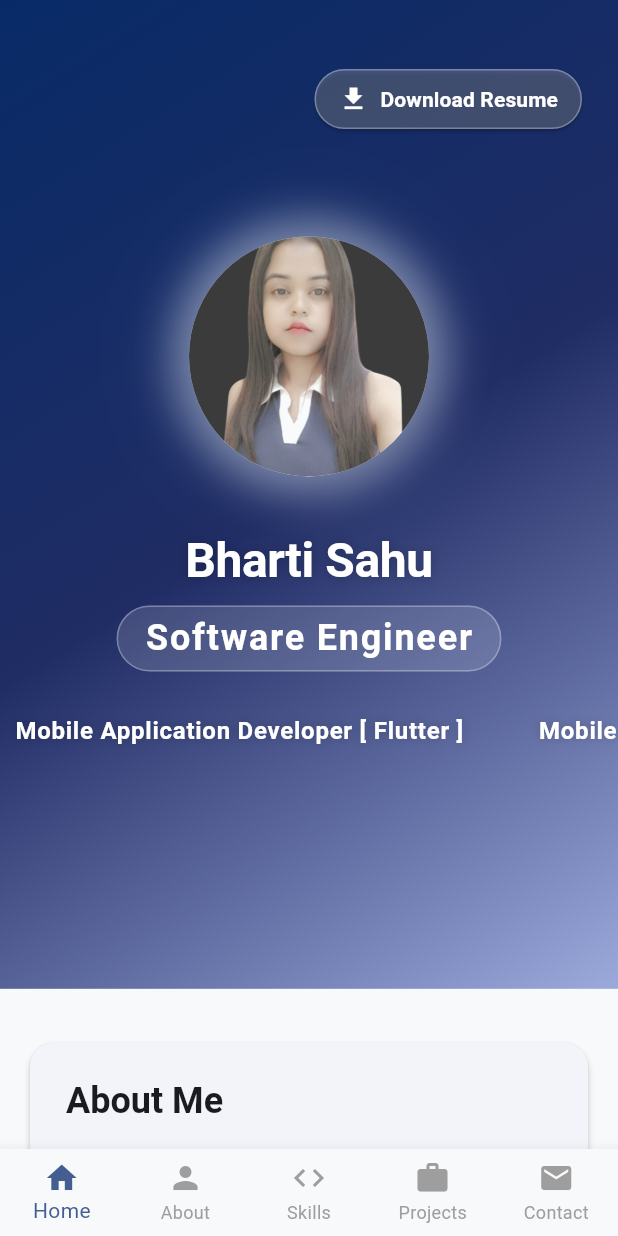
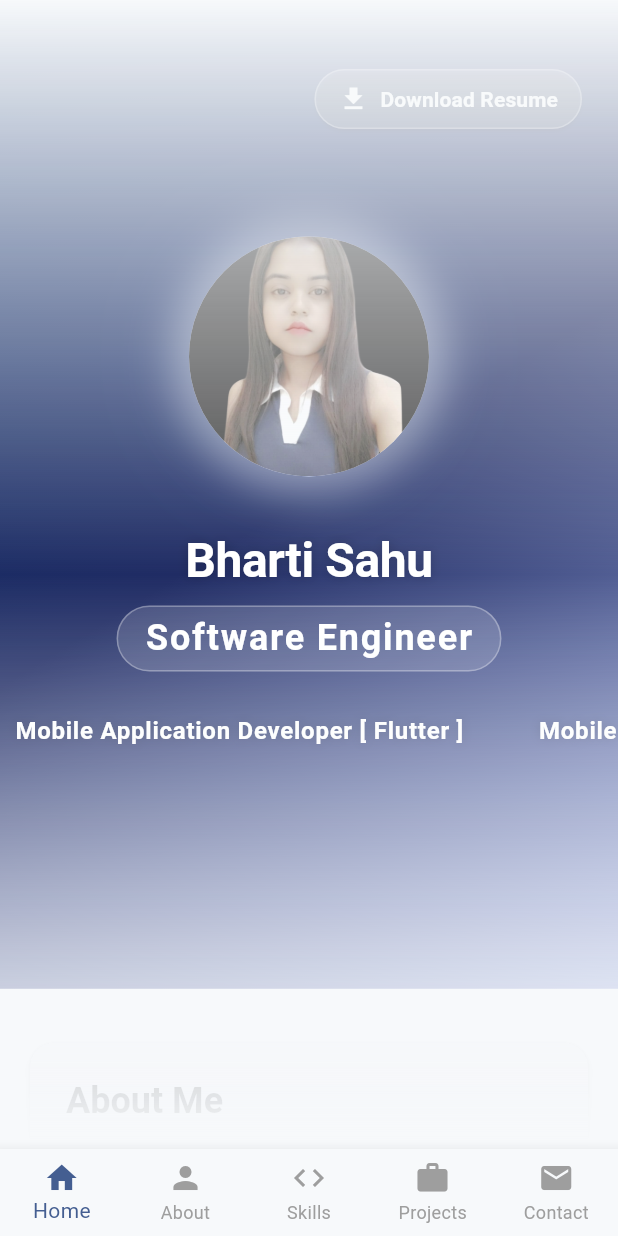
Before and after one commit to bhartisahu09/Portfolio-Web, a Flutter app: the screen it shows after launch, on a phone screen of 412 x 824 dp. Run offline on Flutter 3.47's test engine with Material 3 defaults, Android fonts, the phone set to English and light mode, and no system bars; drawn by our look-alikes of marquee; missing offline and left inert: dart:html.

Commit message:
first commit

```diff
--- a/lib/main.dart
+++ b/lib/main.dart
@@ -24,7 +24,7 @@ class PortfolioApp extends StatelessWidget {
       debugShowCheckedModeBanner: false,
       title: 'My Portfolio',
       theme: themeProvider.lightTheme,
-       //theme: themeProvider.darkTheme,
+      //theme: themeProvider.darkTheme,
       darkTheme: themeProvider.darkTheme,
       themeMode: themeProvider.themeMode,
       home: const HomeScreen(),
--- a/lib/screens/home_screen.dart
+++ b/lib/screens/home_screen.dart
@@ -1,3 +1,77 @@
+// import 'package:flutter/material.dart';
+// import 'package:portfolio/widgets/education_section.dart';
+// import 'package:provider/provider.dart';
+// import '../providers/theme_provider.dart';
+// import '../widgets/top_nav_bar.dart';
+// import '../widgets/bottom_nav_bar.dart';
+// import '../widgets/hero_section.dart';
+// import '../widgets/about_section.dart';
+// import '../widgets/skills_section.dart';
+// import '../widgets/projects_section.dart';
+// import '../widgets/contact_section.dart';
+
+// class HomeScreen extends StatefulWidget {
+//   const HomeScreen({super.key});
+
+//   @override
+//   State<HomeScreen> createState() => _HomeScreenState();
+// }
+
+// class _HomeScreenState extends State<HomeScreen> {
+//   int _selectedIndex = 0;
+//   final _scrollController = ScrollController();
+//   final List<GlobalKey> _sectionKeys = List.generate(6, (_) => GlobalKey());
+
+//   void _onNavTap(int index) {
+//     setState(() => _selectedIndex = index);
+//     Scrollable.ensureVisible(
+//       _sectionKeys[index].currentContext!,
+//       duration: const Duration(milliseconds: 500),
+//       curve: Curves.easeInOut,
+//     );
+//   }
+
+//   @override
+//   Widget build(BuildContext context) {
+//     final isWeb = MediaQuery.of(context).size.width > 700;
+//     final themeProvider = Provider.of<ThemeProvider>(context);
+//     return Scaffold(
+//       appBar: isWeb
+//           ? PreferredSize(
+//               preferredSize: const Size.fromHeight(60),
+//               child: TopNavBar(
+//                 selectedIndex: _selectedIndex,
+//                 onTap: _onNavTap,
+//                 onThemeToggle: themeProvider.toggleTheme,
+//                 isDark: themeProvider.themeMode == ThemeMode.dark,
+//               ),
+//             )
+//           : null,
+//       body: SingleChildScrollView(
+//         controller: _scrollController,
+//         child: Column(
+//           children: [
+//             HeroSection(key: _sectionKeys[0]),
+//             AboutSection(key: _sectionKeys[1]),
+//             EducationSection(key: _sectionKeys[2]),
+//             SkillsSection(key: _sectionKeys[3]),
+//             ProjectsSection(key: _sectionKeys[4]),
+//             ContactSection(key: _sectionKeys[5]),
+//           ],
+//         ),
+//       ),
+//       bottomNavigationBar: isWeb
+//           ? null
+//           : BottomNavBar(
+//               selectedIndex: _selectedIndex,
+//               onTap: _onNavTap,
+//               onThemeToggle: themeProvider.toggleTheme,
+//               isDark: themeProvider.themeMode == ThemeMode.dark,
+//             ),
+//     );
+//   }
+// }/
+
 import 'package:flutter/material.dart';
 import 'package:portfolio/widgets/education_section.dart';
 import 'package:provider/provider.dart';
@@ -35,6 +109,7 @@ class _HomeScreenState extends State<HomeScreen> {
   Widget build(BuildContext context) {
     final isWeb = MediaQuery.of(context).size.width > 700;
     final themeProvider = Provider.of<ThemeProvider>(context);
+
     return Scaffold(
       appBar: isWeb
           ? PreferredSize(
@@ -47,7 +122,21 @@ class _HomeScreenState extends State<HomeScreen> {
               ),
             )
           : null,
-      body: SingleChildScrollView(
+      body: ShaderMask(
+        shaderCallback: (Rect rect) {
+          return const LinearGradient(
+            begin: Alignment.topCenter,
+            end: Alignment.bottomCenter,
+            colors: [
+              Colors.transparent,
+              Colors.black,
+              Colors.transparent,
+            ],
+            stops: [0.0, 0.5, 1.0],
+          ).createShader(rect);
+        },
+        blendMode: BlendMode.dstIn,
+        child: SingleChildScrollView(
           controller: _scrollController,
           child: Column(
             children: [
@@ -58,6 +147,7 @@ class _HomeScreenState extends State<HomeScreen> {
               ProjectsSection(key: _sectionKeys[4]),
               ContactSection(key: _sectionKeys[5]),
             ],
+          ),
         ),
       ),
       bottomNavigationBar: isWeb
```
Lines whose indentation alone changed are shown as unchanged.
